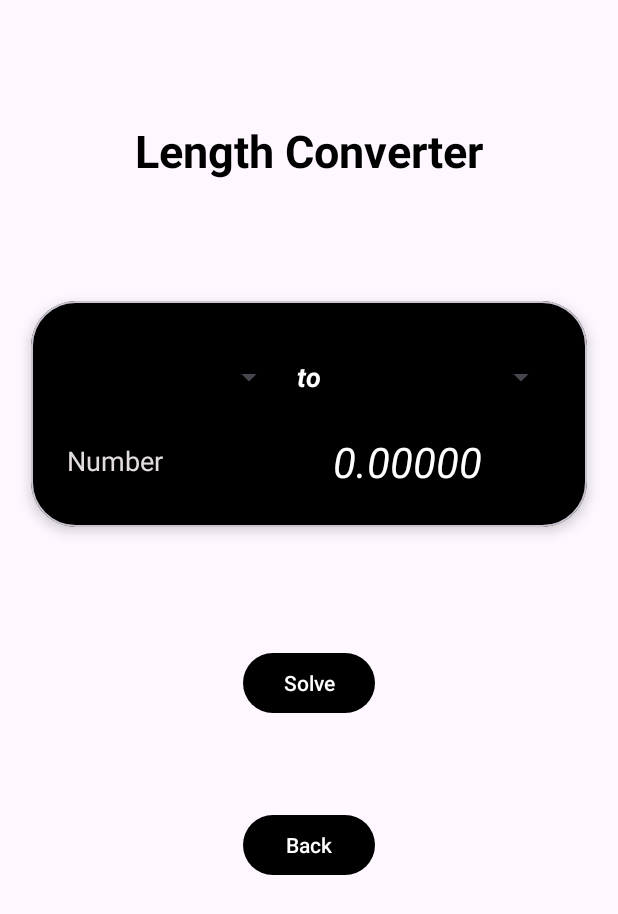
After one commit to SacredNightmare99/MathsHelper, an Android app: the layout activity_length_converter.xml on its own in the app's theme, with its tools: preview values and no code run, on a phone screen of 412 x 824 dp. The commit adds this screen. Shown: the top 914 px of the screen. Run offline under Robolectric (Android 15) with nearby library versions, the phone set to English and light mode, and no system bars.

Commit message:
Length Converter Completed

```diff
--- a/app/src/main/AndroidManifest.xml
+++ b/app/src/main/AndroidManifest.xml
@@ -12,6 +12,9 @@
         android:supportsRtl="true"
         android:theme="@style/Theme.MathsHelper"
         tools:targetApi="31">
+        <activity
+            android:name=".UnitConverter.LengthConverterActivity"
+            android:exported="false" />
         <activity
             android:name=".UnitConverter.UnitConverterMenuActivity"
             android:exported="false" />
--- a/app/src/main/java/com/sacrednightmare99/mathshelper/UnitConverter/UnitConverterMenuActivity.java
+++ b/app/src/main/java/com/sacrednightmare99/mathshelper/UnitConverter/UnitConverterMenuActivity.java
@@ -4,6 +4,7 @@ import androidx.appcompat.app.ActionBar;
 import androidx.appcompat.app.AppCompatActivity;
 import androidx.core.content.ContextCompat;
 
+import android.content.Intent;
 import android.content.SharedPreferences;
 import android.graphics.drawable.ColorDrawable;
 import android.os.Bundle;
@@ -33,6 +34,9 @@ public class UnitConverterMenuActivity extends AppCompatActivity {
 
         Button backBtn = findViewById(R.id.unitConvertBackBtn);
         backBtn.setOnClickListener(View -> finish());
+
+        Button lengthBtn = findViewById(R.id.lengthConvertBtn);
+        lengthBtn.setOnClickListener(View -> startActivity(new Intent(UnitConverterMenuActivity.this, LengthConverterActivity.class)));
     }
 
     private void loadSharedPreferences() {
--- /dev/null
+++ b/app/src/main/res/layout/activity_length_converter.xml
@@ -0,0 +1,137 @@
+<?xml version="1.0" encoding="utf-8"?>
+<androidx.constraintlayout.widget.ConstraintLayout xmlns:android="http://schemas.android.com/apk/res/android"
+    xmlns:app="http://schemas.android.com/apk/res-auto"
+    xmlns:tools="http://schemas.android.com/tools"
+    android:id="@+id/parentView"
+    android:layout_width="match_parent"
+    android:layout_height="match_parent"
+    android:padding="10dp"
+    tools:context=".UnitConverter.LengthConverterActivity">
+
+    <TextView
+        android:id="@+id/txtLengthConverterTitle"
+        android:layout_width="wrap_content"
+        android:layout_height="wrap_content"
+        android:layout_marginTop="70dp"
+        android:text="@string/length_converter"
+        android:textSize="30sp"
+        android:textStyle="bold"
+        app:layout_constraintEnd_toEndOf="parent"
+        app:layout_constraintStart_toStartOf="parent"
+        app:layout_constraintTop_toTopOf="parent" />
+
+    <com.google.android.material.card.MaterialCardView
+        android:id="@+id/lengthConvertCardView"
+        android:layout_width="wrap_content"
+        android:layout_height="wrap_content"
+        android:layout_marginTop="80dp"
+        app:cardBackgroundColor="@color/black"
+        app:cardCornerRadius="30dp"
+        app:cardElevation="5dp"
+        app:layout_constraintEnd_toEndOf="parent"
+        app:layout_constraintStart_toStartOf="parent"
+        app:layout_constraintTop_toBottomOf="@+id/txtLengthConverterTitle">
+
+        <androidx.constraintlayout.widget.ConstraintLayout
+            android:layout_width="wrap_content"
+            android:layout_height="wrap_content"
+            android:padding="20dp">
+
+            <Spinner
+                android:id="@+id/lengthConverter1SP"
+                android:layout_width="0dp"
+                android:layout_height="wrap_content"
+                android:layout_marginEnd="16dp"
+                android:entries="@array/length_units"
+                android:minHeight="48dp"
+                app:layout_constraintBottom_toBottomOf="@+id/txtTo"
+                app:layout_constraintEnd_toStartOf="@+id/lengthConverter2SP"
+                app:layout_constraintStart_toStartOf="parent"
+                app:layout_constraintTop_toTopOf="@+id/txtTo"
+                app:layout_constraintVertical_bias="0.5"
+                tools:ignore="DuplicateSpeakableTextCheck" />
+
+            <TextView
+                android:id="@+id/txtTo"
+                android:layout_width="wrap_content"
+                android:layout_height="wrap_content"
+                android:layout_marginTop="8dp"
+                android:padding="10dp"
+                android:text="@string/to"
+                android:textColor="@color/white"
+                android:textSize="18sp"
+                android:textStyle="bold|italic"
+                app:layout_constraintEnd_toStartOf="@+id/lengthConverter2SP"
+                app:layout_constraintHorizontal_bias="0.5"
+                app:layout_constraintStart_toEndOf="@+id/lengthConverter1SP"
+                app:layout_constraintTop_toTopOf="parent" />
+
+            <Spinner
+                android:id="@+id/lengthConverter2SP"
+                android:layout_width="0dp"
+                android:layout_height="wrap_content"
+                android:layout_marginStart="16dp"
+                android:entries="@array/length_units"
+                android:minHeight="48dp"
+                app:layout_constraintBottom_toBottomOf="@+id/txtTo"
+                app:layout_constraintEnd_toEndOf="parent"
+                app:layout_constraintStart_toEndOf="@+id/lengthConverter1SP"
+                app:layout_constraintTop_toTopOf="@+id/txtTo"
+                app:layout_constraintVertical_bias="0.5" />
+
+            <EditText
+                android:id="@+id/lengthConverterInput"
+                android:layout_width="wrap_content"
+                android:layout_height="wrap_content"
+                android:layout_marginTop="8dp"
+                android:ems="7"
+                android:hint="@string/number"
+                android:importantForAutofill="no"
+                android:inputType="numberDecimal|number"
+                android:minHeight="48dp"
+                android:textColor="@color/white"
+                android:textColorHint="@color/white_accent"
+                app:layout_constraintEnd_toEndOf="@+id/lengthConverter1SP"
+                app:layout_constraintHorizontal_bias="0.0"
+                app:layout_constraintStart_toStartOf="@+id/lengthConverter1SP"
+                app:layout_constraintTop_toBottomOf="@+id/lengthConverter1SP" />
+
+            <TextView
+                android:id="@+id/lengthConverterOutput"
+                android:layout_width="wrap_content"
+                android:layout_height="wrap_content"
+                android:text="@string/_0_00000"
+                android:textColor="@color/white"
+                android:textSize="28sp"
+                android:textStyle="italic"
+                app:layout_constraintBottom_toBottomOf="@+id/lengthConverterInput"
+                app:layout_constraintEnd_toEndOf="@+id/lengthConverter2SP"
+                app:layout_constraintHorizontal_bias="0.0"
+                app:layout_constraintStart_toStartOf="@+id/lengthConverter2SP"
+                app:layout_constraintTop_toTopOf="@+id/lengthConverterInput" />
+
+        </androidx.constraintlayout.widget.ConstraintLayout>
+
+    </com.google.android.material.card.MaterialCardView>
+
+    <Button
+        android:id="@+id/lengthConverterSolveBtn"
+        android:layout_width="wrap_content"
+        android:layout_height="wrap_content"
+        android:layout_marginTop="80dp"
+        android:text="@string/solve"
+        app:layout_constraintEnd_toEndOf="parent"
+        app:layout_constraintStart_toStartOf="parent"
+        app:layout_constraintTop_toBottomOf="@+id/lengthConvertCardView" />
+
+    <Button
+        android:id="@+id/lengthConverterBackBtn"
+        android:layout_width="wrap_content"
+        android:layout_height="wrap_content"
+        android:layout_marginTop="60dp"
+        android:text="@string/back"
+        app:layout_constraintEnd_toEndOf="@+id/lengthConverterSolveBtn"
+        app:layout_constraintStart_toStartOf="@+id/lengthConverterSolveBtn"
+        app:layout_constraintTop_toBottomOf="@+id/lengthConverterSolveBtn" />
+
+</androidx.constraintlayout.widget.ConstraintLayout>
--- a/app/src/main/res/values/colors.xml
+++ b/app/src/main/res/values/colors.xml
@@ -2,6 +2,7 @@
 <resources>
     <color name="black">#FF000000</color>
     <color name="white">#FFFFFFFF</color>
+    <color name="white_accent">#E3DDDD</color>
     <color name="red">#E53935</color>
     <color name="blue">#1E88E5</color>
     <color name="grey">#373333</color>
--- a/app/src/main/res/values/strings.xml
+++ b/app/src/main/res/values/strings.xml
@@ -38,4 +38,18 @@
     <string name="no_theme">No Theme</string>
     <string name="red_theme">Red Theme</string>
     <string name="blue_theme">Blue Theme</string>
+    <string name="length_converter">Length Converter</string>
+    <string name="to">to</string>
+    <string name="number">Number</string>
+    <string name="_0_00000">0.00000</string>
+
+    <string-array name="length_units">
+
+        <item>Meters</item>
+        <item>Kilometers</item>
+        <item>feet</item>
+        <item>inches</item>
+        <item>miles</item>
+
+    </string-array>
 </resources>
```
Also changed, not shown: app/src/main/java/com/sacrednightmare99/mathshelper/UnitConverter/Converters/Length.java (+24 -0 lines), app/src/main/java/com/sacrednightmare99/mathshelper/UnitConverter/LengthConverterActivity.java (added, +352 -0 lines), app/src/main/res/layout/spinner_custom.xml (added, +10 -0 lines), app/src/main/res/layout/spinner_custom_dropdown.xml (added, +9 -0 lines).
